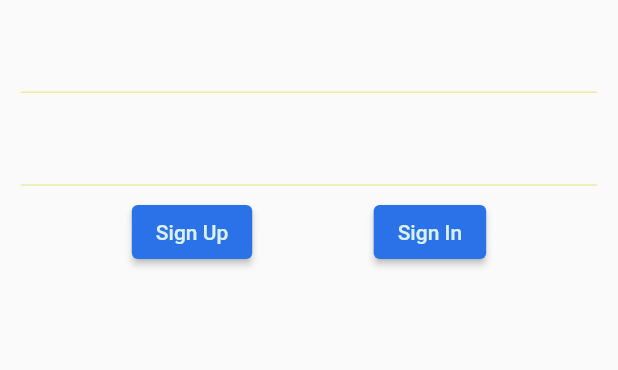
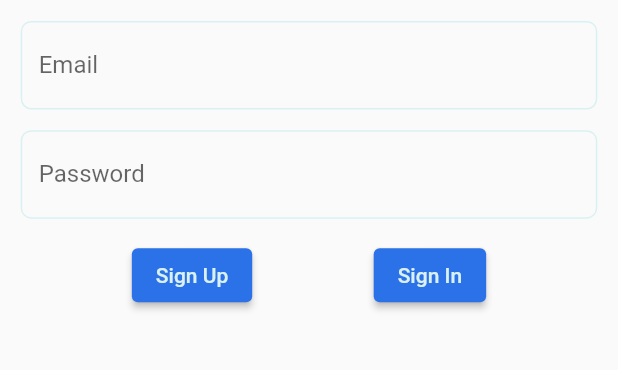
Before and after one commit to FilipKanar/call_agent, a Flutter app: the SignScreen screen opened directly, after a tap on "Sign Up", on a phone screen of 412 x 824 dp, the part 365-735 px from its top. Run offline on Flutter 3.47's test engine with Material 2 defaults, Android fonts, the phone set to English and light mode, and no system bars; our stand-ins replace cloud_firestore, email_validator, equatable, firebase_auth, firebase_core, flutter_bloc and 2 more; accounts and stored records are empty; generated files the repository leaves out were written again.

Commit message:
Authentication Form, Authentication form bloc

```diff
--- /dev/null
+++ b/lib/bloc/authentication/authentication_form_bloc/authentication_form_bloc.dart
@@ -0,0 +1,38 @@
+import 'package:flutter_bloc/flutter_bloc.dart';
+import 'package:rxdart/rxdart.dart';
+import 'dart:async';
+
+import '../../../data/validator/input_validator.dart';
+import 'authentication_form_event.dart';
+import 'authentication_form_state.dart';
+
+class AuthenticationFormBloc
+    extends Bloc<AuthenticationFormEvent, AuthenticationFormState> {
+  final _emailController = BehaviorSubject<String>();
+  final _passwordController = BehaviorSubject<String>();
+
+  Stream<String> get emailStream => _emailController.stream;
+  Stream<String> get passwordStream => _passwordController.stream;
+  Stream<bool> get validateStream => Rx.combineLatest2(emailStream, passwordStream, (a, b) => true);
+
+  AuthenticationFormBloc() : super(InitialState()) {
+    on<ClearStreamsEvent>((event, emit) {
+      _emailController.sink.add('');
+      _passwordController.sink.add('');
+    });
+    on<UpdatePasswordEvent>((event, emit) {
+      if(InputValidator.passwordValidation(event.props[0].toString())){
+        _passwordController.sink.add(event.props[0].toString());
+      }else{
+        _passwordController.sink.addError('Password is too short');
+      }
+    });
+    on<UpdateEmailEvent>((event, emit) {
+      if(InputValidator.emailValidation(event.props[0].toString())){
+        _emailController.sink.add(event.props[0].toString());
+      }else{
+        _emailController.sink.addError('Incorrect email.');
+      }
+    });
+  }
+}
--- /dev/null
+++ b/lib/bloc/authentication/authentication_form_bloc/authentication_form_event.dart
@@ -0,0 +1,26 @@
+import 'package:equatable/equatable.dart';
+
+abstract class AuthenticationFormEvent extends Equatable{
+  @override
+  // TODO: implement props
+  List<Object?> get props => [];
+
+}
+
+class UpdateEmailEvent extends AuthenticationFormEvent {
+  final String email;
+  UpdateEmailEvent({required this.email});
+  @override
+  List<Object?> get props => [email];
+}
+
+class ClearStreamsEvent extends AuthenticationFormEvent{}
+
+class UpdatePasswordEvent extends AuthenticationFormEvent{
+  final String password;
+  UpdatePasswordEvent({required this.password});
+  @override
+  List<Object?> get props => [password];
+}
+
+class ValidateForm extends AuthenticationFormEvent{}
--- /dev/null
+++ b/lib/bloc/authentication/authentication_form_bloc/authentication_form_state.dart
@@ -0,0 +1,30 @@
+import 'package:equatable/equatable.dart';
+
+abstract class AuthenticationFormState extends Equatable{
+  @override
+  // TODO: implement props
+  List<Object?> get props => [];
+
+}
+
+class InitialState extends AuthenticationFormState {}
+
+class PasswordError extends AuthenticationFormState{
+  final String errorMessage;
+  PasswordError({required this.errorMessage});
+  @override
+  List<Object?> get props => [errorMessage];
+}
+
+class UsernameUpdate extends AuthenticationFormState{
+}
+
+class PasswordUpdated extends AuthenticationFormState{}
+class AuthenticationFormValidating extends AuthenticationFormState{
+  final String email;
+  final String password;
+  @override
+  List<Object?> get props => [email,password];
+  AuthenticationFormValidating(this.email,this.password);
+}
+class AuthenticationFormValidatingError extends AuthenticationFormState{}
--- a/lib/l10n/app_en.arb
+++ b/lib/l10n/app_en.arb
@@ -2,7 +2,15 @@
   "@@locale": "en",
   "title": "Call Agent",
   "email": "Email",
-  "emailHint" : "Provide email address",
-  "add" : "Add",
-  "addNewContact" : "Add New Contact"
+  "add": "Add",
+  "emailHint": "Email",
+  "password": "Password",
+  "passwordHint": "Password",
+  "signIn": "Sign In",
+  "signUp": "Sign Up",
+  "incorrectEmail": "Incorrect email",
+  "incorrectWebsite": "Incorrect website address",
+  "incorrectPhoneNumber": "Incorrect phone number",
+  "passwordRequirements": "Password must be at least 6 characters long",
+  "addNewContact": "Add New Contact"
  }
--- /dev/null
+++ b/lib/theme/app_text_style.dart
@@ -0,0 +1,50 @@
+import 'dart:ui';
+
+import 'package:flutter/material.dart';
+
+import 'app_colors.dart';
+import 'app_dimensions.dart';
+
+class AppTextStyles{
+  static TextStyle title(){
+    return const TextStyle(
+      fontSize: AppDimensions.titleLarge,
+      fontWeight: FontWeight.bold,
+    );
+  }
+  static TextStyle titleButSmaller(){
+    return const TextStyle(
+      fontSize: AppDimensions.spacingNormal,
+      fontWeight: FontWeight.bold,
+    );
+  }
+  static InputDecoration textFormFieldDecoration ({required String label, required String hint, String ?error}){
+    return InputDecoration(
+      errorText: error,
+      hintText: hint,
+      labelText: label,
+      focusedBorder: focusedOutlineInputBorder(),
+      enabledBorder: enabledOutlineInputBorder(),
+      errorBorder: errorOutlineInputBorder(),
+    );
+  }
+
+  static OutlineInputBorder focusedOutlineInputBorder(){
+    return OutlineInputBorder(
+      borderRadius: BorderRadius.circular(AppDimensions.spacingNarrow),
+      borderSide: const BorderSide(width: 2,color: AppColors.primary),
+    );
+  }
+  static OutlineInputBorder enabledOutlineInputBorder(){
+    return OutlineInputBorder(
+      borderRadius: BorderRadius.circular(AppDimensions.spacingNarrow),
+      borderSide: const BorderSide(width: 1, color: AppColors.onPrimary),
+    );
+  }
+  static OutlineInputBorder errorOutlineInputBorder(){
+    return OutlineInputBorder(
+      borderRadius: BorderRadius.circular(AppDimensions.spacingNarrow),
+      borderSide: const BorderSide(width: 1,color: AppColors.error),
+    );
+  }
+}
--- a/lib/view/authentication/sign_screen/sign_form.dart
+++ b/lib/view/authentication/sign_screen/sign_form.dart
@@ -1,36 +1,120 @@
-import 'package:call_agent/theme/app_dimensions.dart';
 import 'package:flutter/material.dart';
+import 'package:flutter_bloc/flutter_bloc.dart';
+import 'package:flutter_gen/gen_l10n/app_localizations.dart';
 
-class SignForm extends StatelessWidget {
+import '../../../bloc/authentication/authentication_bloc.dart';
+import '../../../bloc/authentication/authentication_event.dart';
+import '../../../bloc/authentication/authentication_form_bloc/authentication_form_bloc.dart';
+import '../../../bloc/authentication/authentication_form_bloc/authentication_form_event.dart';
+import '../../../bloc/authentication/authentication_state.dart';
+import '../../../theme/app_dimensions.dart';
+import '../../../theme/app_text_style.dart';
+
+class SignForm extends StatefulWidget {
   const SignForm({Key? key}) : super(key: key);
 
   @override
+  State<SignForm> createState() => _SignFormState();
+}
+
+class _SignFormState extends State<SignForm> {
+  @override
   Widget build(BuildContext context) {
+    return StreamBuilder<Object>(
+      stream: BlocProvider.of<AuthenticationFormBloc>(context).emailStream,
+      builder: (context, emailSnapshot) {
+        return StreamBuilder<Object>(
+          stream:
+          BlocProvider.of<AuthenticationFormBloc>(context).passwordStream,
+          builder: (context, passwordSnapshot) {
             return Form(
               child: Column(
                 children: [
                   Padding(
                     padding: const EdgeInsets.all(AppDimensions.spacingNarrow),
                     child: TextField(
-              onChanged: (email) {},
+                      onChanged: (email) {
+                        BlocProvider.of<AuthenticationFormBloc>(context).add(
+                          UpdateEmailEvent(email: email),
+                        );
+                      },
+                      decoration: AppTextStyles.textFormFieldDecoration(
+                        error: emailSnapshot.hasError
+                            ? emailSnapshot.error.toString()
+                            : null,
+                        hint: AppLocalizations.of(context)!.emailHint,
+                        label: AppLocalizations.of(context)!.email,
+                      ),
                     ),
                   ),
                   Padding(
                     padding: const EdgeInsets.all(AppDimensions.spacingNarrow),
                     child: TextField(
                       obscureText: true,
-              onChanged: (email) {},
+                      onChanged: (password) {
+                        BlocProvider.of<AuthenticationFormBloc>(context)
+                            .add(UpdatePasswordEvent(password: password));
+                      },
+                      decoration: AppTextStyles.textFormFieldDecoration(
+                        error: passwordSnapshot.hasError
+                            ? passwordSnapshot.error.toString()
+                            : null,
+                        hint: AppLocalizations.of(context)!.passwordHint,
+                        label: AppLocalizations.of(context)!.password,
                       ),
                     ),
-          Row(
+                  ),
+                  BlocBuilder<AuthenticationBloc, AuthenticationState>(
+                    builder: (context, state) {
+                      if (state is AuthenticationError){
+                        return Text(state.error);}
+                      return Container();
+                    },
+                  ),
+                  Padding(
+                    padding: const EdgeInsets.symmetric(
+                        vertical: AppDimensions.spacingNarrow),
+                    child: Row(
                       mainAxisAlignment: MainAxisAlignment.spaceEvenly,
                       children: [
-              ElevatedButton(onPressed: (){}, child: const Text('Sign Up',),),
-              ElevatedButton(onPressed: (){}, child: const Text('Sign In'),),
+                        ElevatedButton(
+                          onPressed: () {
+                            emailSnapshot.hasData && passwordSnapshot.hasData
+                                ? BlocProvider.of<AuthenticationBloc>(context)
+                                .add(
+                              SignUpRequested(
+                                emailSnapshot.data.toString(),
+                                passwordSnapshot.data.toString(),
+                              ),
+                            )
+                                : null;
+                          },
+                          child: Text(AppLocalizations.of(context)!.signUp),
+                        ),
+                        ElevatedButton(
+                          onPressed: () {
+                            emailSnapshot.hasData && passwordSnapshot.hasData
+                                ? BlocProvider.of<AuthenticationBloc>(context)
+                                .add(
+                              SignInRequested(
+                                emailSnapshot.data.toString(),
+                                passwordSnapshot.data.toString(),
+                              ),
+                            )
+                                : null;
+                          },
+
+                          child: Text(AppLocalizations.of(context)!.signIn),
+                        ),
                       ],
+                    ),
                   ),
                 ],
               ),
             );
+          },
+        );
+      },
+    );
   }
 }
--- a/pubspec.yaml
+++ b/pubspec.yaml
@@ -47,6 +47,7 @@ dependencies:
   cloud_firestore: ^4.1.0
   freezed: ^2.2.0
   freezed_annotation: ^2.2.0
+  email_validator: ^2.1.17
 
 dev_dependencies:
   flutter_test:
```
Also changed, not shown: lib/view/home/home_screen/add_contact/add_form.dart (+15 -5 lines), pubspec.lock. Lines whose indentation alone changed are shown as unchanged.
